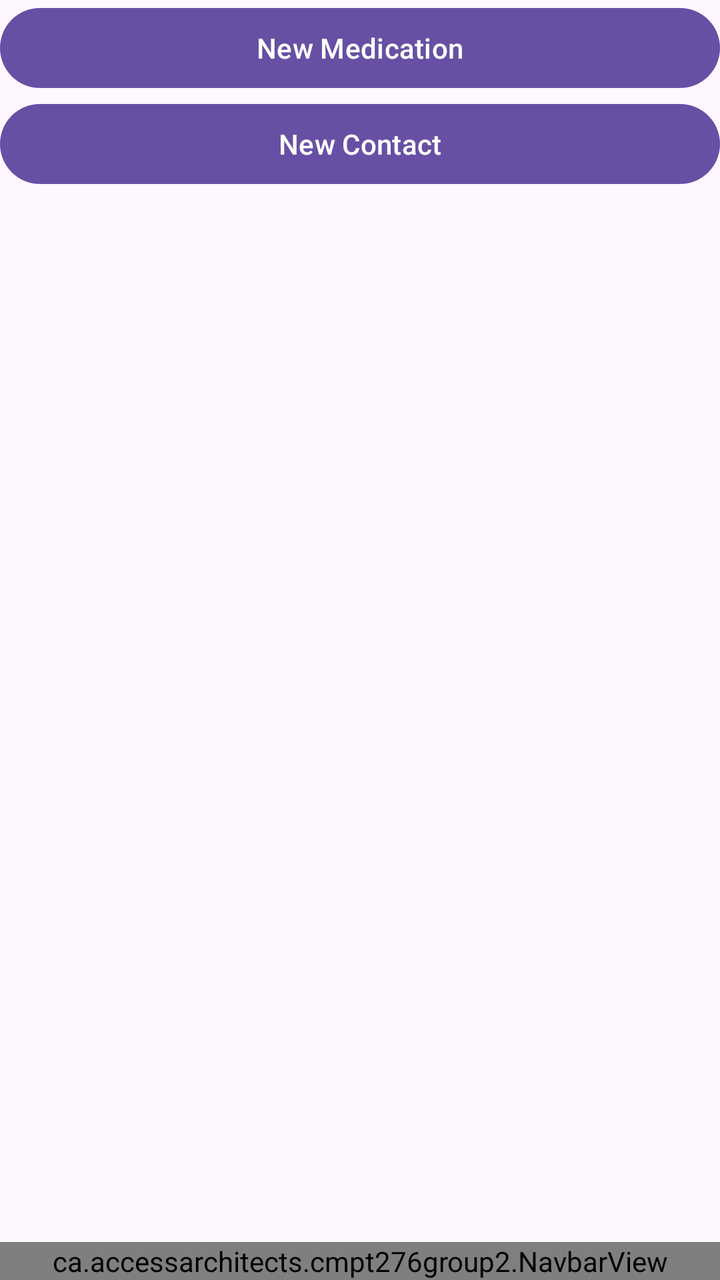
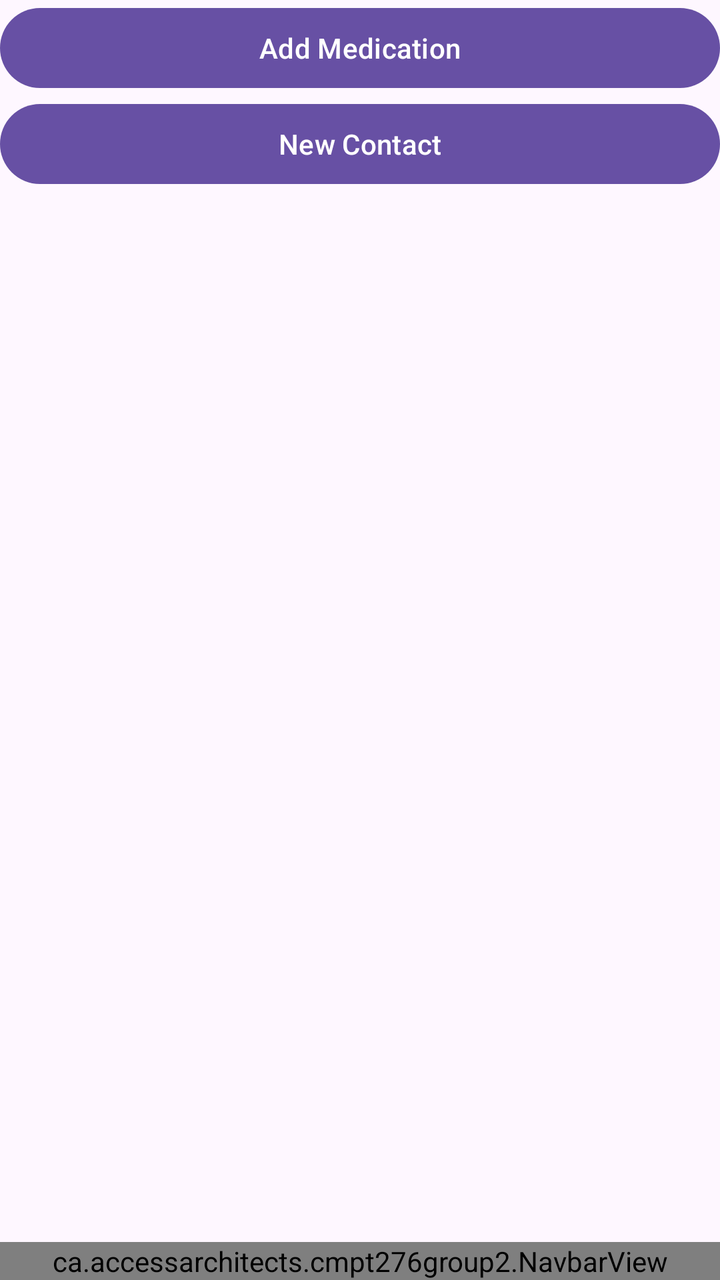

An Android layout rendered at two revisions. The XML below is the earlier revision; the diff shows what the commit changed to produce the second picture.
<!-- AndroidManifest.xml: application theme Theme.CMPT276Group2 -->
<!-- res/layout/activity_main.xml -->
<?xml version="1.0" encoding="utf-8"?>
<androidx.constraintlayout.widget.ConstraintLayout xmlns:android="http://schemas.android.com/apk/res/android"
    xmlns:app="http://schemas.android.com/apk/res-auto"
    xmlns:tools="http://schemas.android.com/tools"
    android:id="@+id/main"
    android:layout_width="match_parent"
    android:layout_height="match_parent"
    tools:context=".MainActivity">

    <LinearLayout
        android:id="@+id/linearLayout2"
        android:layout_width="match_parent"
        android:layout_height="wrap_content"
        android:orientation="vertical"
        app:layout_constraintEnd_toEndOf="parent"
        app:layout_constraintStart_toStartOf="parent"
        app:layout_constraintTop_toTopOf="parent">

        <Button
            android:id="@+id/buttonNewMedication"
            android:layout_width="match_parent"
            android:layout_height="wrap_content"
            android:text="New Medication" />

        <Button
            android:id="@+id/buttonNewContact"
            android:layout_width="match_parent"
            android:layout_height="wrap_content"
            android:text="New Contact" />

    </LinearLayout>

    <androidx.recyclerview.widget.RecyclerView
        android:id="@+id/ScrollView"
        android:layout_width="match_parent"
        android:layout_height="match_parent"
        app:layout_constraintBottom_toTopOf="@+id/navbarView4"
        app:layout_constraintEnd_toEndOf="parent"
        app:layout_constraintStart_toStartOf="parent"
        app:layout_constraintTop_toBottomOf="@+id/linearLayout2">

    </androidx.recyclerview.widget.RecyclerView>

    <ca.accessarchitects.cmpt276group2.NavbarView
        android:id="@+id/navbarView4"
        android:layout_width="match_parent"
        android:layout_height="wrap_content"
        app:layout_constraintBottom_toBottomOf="parent"
        app:layout_constraintEnd_toEndOf="parent"
        app:layout_constraintStart_toStartOf="parent" />

</androidx.constraintlayout.widget.ConstraintLayout>
<!-- resources referenced by this layout -->
<resources>
  <style name="Theme.CMPT276Group2" parent="Base.Theme.CMPT276Group2" />
  <style name="Base.Theme.CMPT276Group2" parent="Theme.Material3.DayNight.NoActionBar">
          
          
      </style>
</resources>

<!-- the commit's change to res/layout/activity_main.xml (unified diff, before → after) -->
@@ -20,7 +20,7 @@
             android:id="@+id/buttonNewMedication"
             android:layout_width="match_parent"
             android:layout_height="wrap_content"
-            android:text="New Medication" />
+            android:text="@string/button_add_medication" />
 
         <Button
             android:id="@+id/buttonNewContact"
<!-- resource entries referenced after the edit -->
@@ -1,5 +1,6 @@
 <!-- resources referenced by this layout -->
 <resources>
+  <string name="button_add_medication">Add Medication</string>
   <style name="Theme.CMPT276Group2" parent="Base.Theme.CMPT276Group2" />
   <style name="Base.Theme.CMPT276Group2" parent="Theme.Material3.DayNight.NoActionBar">
           
